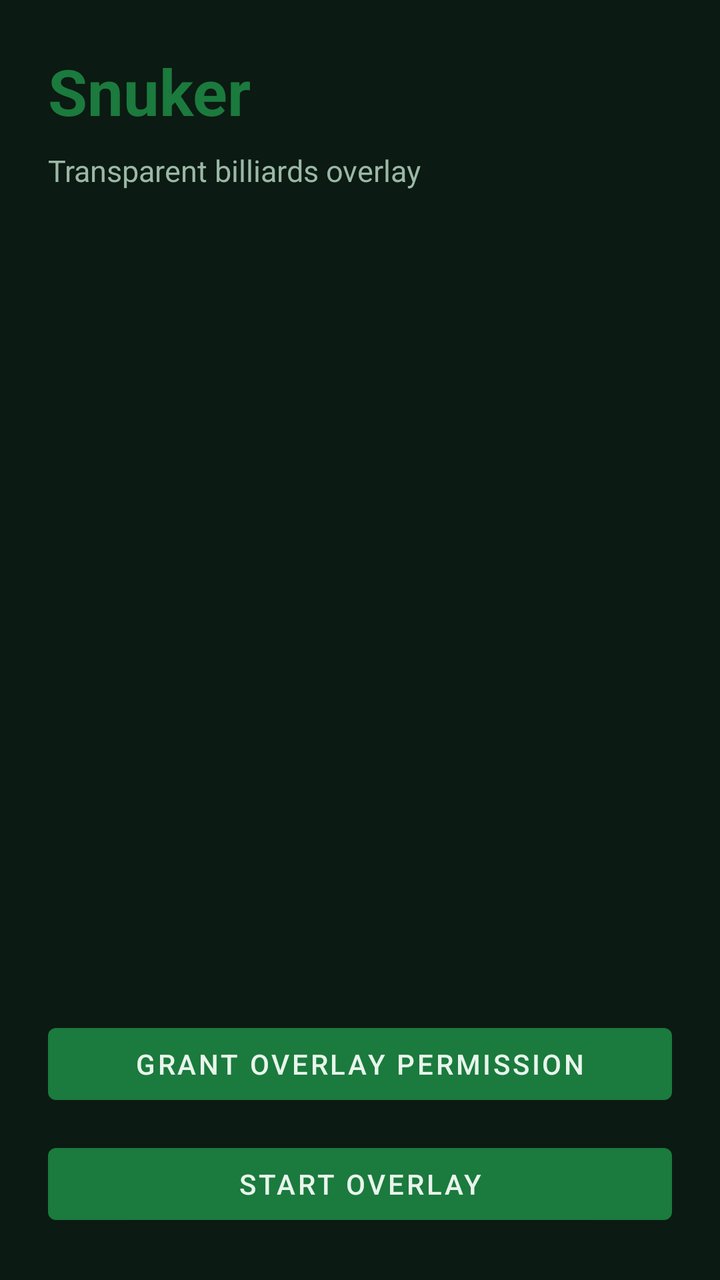
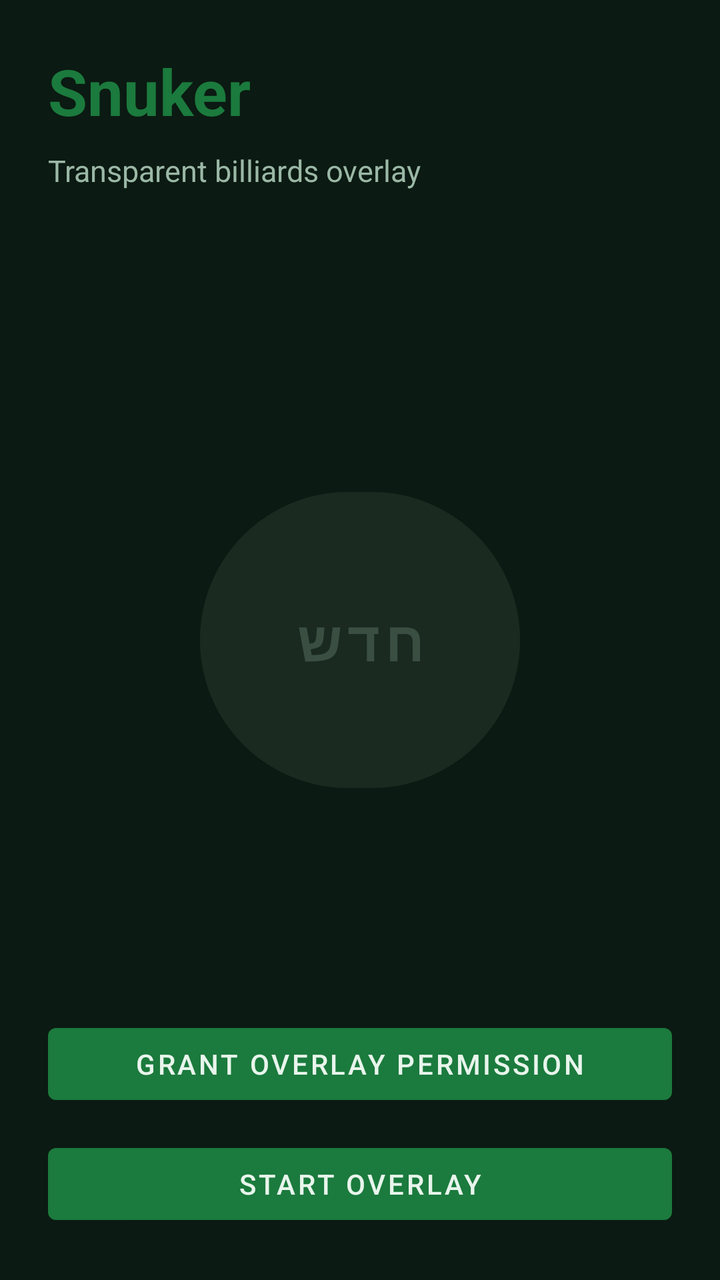

Screens rendered from an Android XML layout before and after an edit, with the pre-edit source and the edit as a unified diff.
<!-- AndroidManifest.xml: activity theme Theme.Snuker -->
<!-- res/layout/activity_main.xml -->
<?xml version="1.0" encoding="utf-8"?>
<androidx.constraintlayout.widget.ConstraintLayout xmlns:android="http://schemas.android.com/apk/res/android"
    xmlns:app="http://schemas.android.com/apk/res-auto"
    android:layout_width="match_parent"
    android:layout_height="match_parent"
    android:padding="24dp"
    android:background="@color/bg">

    <TextView
        android:id="@+id/titleText"
        android:layout_width="0dp"
        android:layout_height="wrap_content"
        android:text="@string/app_name"
        android:textColor="@color/felt_green"
        android:textSize="32sp"
        android:textStyle="bold"
        app:layout_constraintTop_toTopOf="parent"
        app:layout_constraintStart_toStartOf="parent"
        app:layout_constraintEnd_toEndOf="parent" />

    <TextView
        android:id="@+id/subtitleText"
        android:layout_width="0dp"
        android:layout_height="wrap_content"
        android:layout_marginTop="8dp"
        android:text="@string/app_subtitle"
        android:textColor="@color/text_secondary"
        android:textSize="15sp"
        app:layout_constraintTop_toBottomOf="@id/titleText"
        app:layout_constraintStart_toStartOf="parent"
        app:layout_constraintEnd_toEndOf="parent" />

    <TextView
        android:id="@+id/statusText"
        android:layout_width="0dp"
        android:layout_height="wrap_content"
        android:layout_marginTop="32dp"
        android:lineSpacingExtra="4dp"
        android:textColor="@color/text_primary"
        android:textSize="14sp"
        app:layout_constraintTop_toBottomOf="@id/subtitleText"
        app:layout_constraintStart_toStartOf="parent"
        app:layout_constraintEnd_toEndOf="parent" />

    <Button
        android:id="@+id/overlaySettingsButton"
        android:layout_width="0dp"
        android:layout_height="wrap_content"
        android:layout_marginBottom="12dp"
        android:text="@string/open_overlay_settings"
        app:layout_constraintBottom_toTopOf="@id/startButton"
        app:layout_constraintStart_toStartOf="parent"
        app:layout_constraintEnd_toEndOf="parent" />

    <Button
        android:id="@+id/startButton"
        android:layout_width="0dp"
        android:layout_height="wrap_content"
        android:text="@string/start_overlay"
        app:layout_constraintBottom_toBottomOf="parent"
        app:layout_constraintStart_toStartOf="parent"
        app:layout_constraintEnd_toEndOf="parent" />

</androidx.constraintlayout.widget.ConstraintLayout>
<!-- resources referenced by this layout -->
<resources>
  <color name="bg">#0B1A12</color>
  <color name="felt_green">#1B7A3D</color>
  <color name="text_primary">#E8F5EC</color>
  <color name="text_secondary">#9BB8A6</color>
  <string name="app_name">Snuker</string>
  <string name="app_subtitle">Transparent billiards overlay</string>
  <string name="open_overlay_settings">Grant Overlay Permission</string>
  <string name="start_overlay">Start Overlay</string>
  <style name="Theme.Snuker" parent="Theme.MaterialComponents.DayNight.NoActionBar">
          <item name="colorPrimary">@color/felt_green</item>
          <item name="colorPrimaryVariant">@color/bg</item>
          <item name="colorOnPrimary">@color/text_primary</item>
          <item name="android:statusBarColor">@color/bg</item>
          <item name="android:navigationBarColor">@color/bg</item>
          <item name="android:windowBackground">@color/bg</item>
      </style>
</resources>

<!-- the commit's change to res/layout/activity_main.xml (unified diff, before → after) -->
@@ -43,6 +43,22 @@
         app:layout_constraintEnd_toEndOf="parent" />
 
     <Button
+        android:id="@+id/newGameButton"
+        android:layout_width="160dp"
+        android:layout_height="160dp"
+        android:text="@string/new_game"
+        android:textSize="28sp"
+        android:textStyle="bold"
+        android:enabled="false"
+        android:backgroundTint="@color/btn_new_disabled"
+        android:textColor="@color/btn_new_text_disabled"
+        app:cornerRadius="80dp"
+        app:layout_constraintTop_toTopOf="parent"
+        app:layout_constraintBottom_toBottomOf="parent"
+        app:layout_constraintStart_toStartOf="parent"
+        app:layout_constraintEnd_toEndOf="parent" />
+
+    <Button
         android:id="@+id/overlaySettingsButton"
         android:layout_width="0dp"
         android:layout_height="wrap_content"
<!-- resource entries referenced after the edit -->
@@ -1,11 +1,14 @@
 <!-- resources referenced by this layout -->
 <resources>
   <color name="bg">#0B1A12</color>
+  <color name="btn_new_disabled">#1A2A20</color>
+  <color name="btn_new_text_disabled">#3A4F42</color>
   <color name="felt_green">#1B7A3D</color>
   <color name="text_primary">#E8F5EC</color>
   <color name="text_secondary">#9BB8A6</color>
   <string name="app_name">Snuker</string>
   <string name="app_subtitle">Transparent billiards overlay</string>
+  <string name="new_game">חדש</string>
   <string name="open_overlay_settings">Grant Overlay Permission</string>
   <string name="start_overlay">Start Overlay</string>
   <style name="Theme.Snuker" parent="Theme.MaterialComponents.DayNight.NoActionBar">
